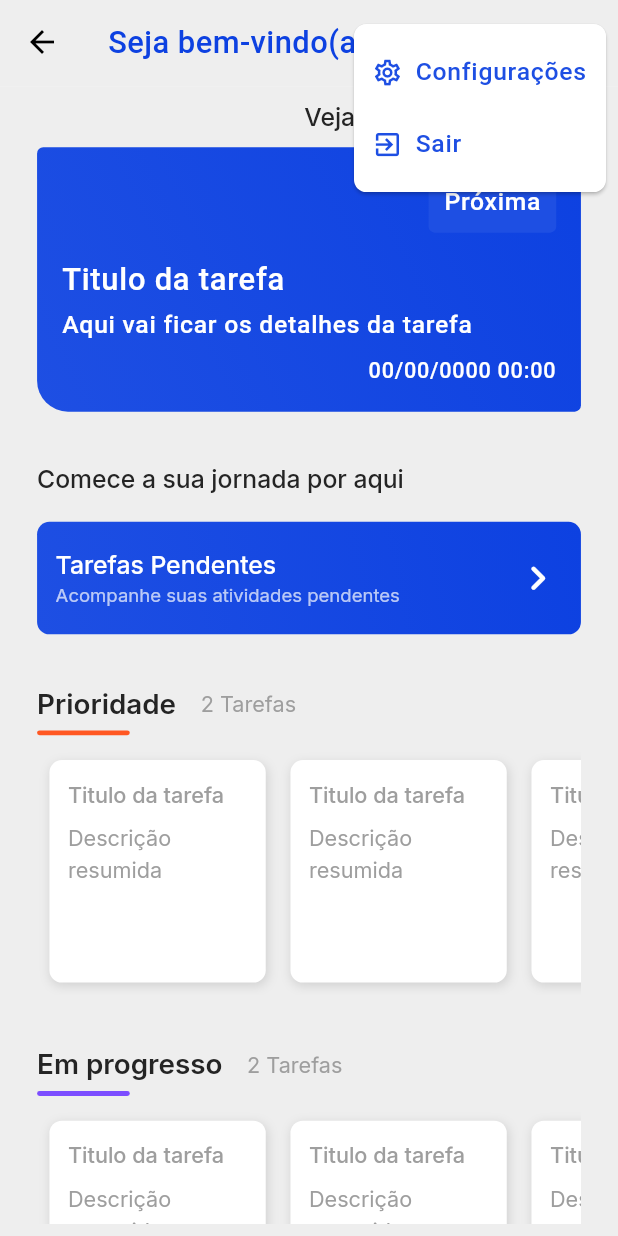
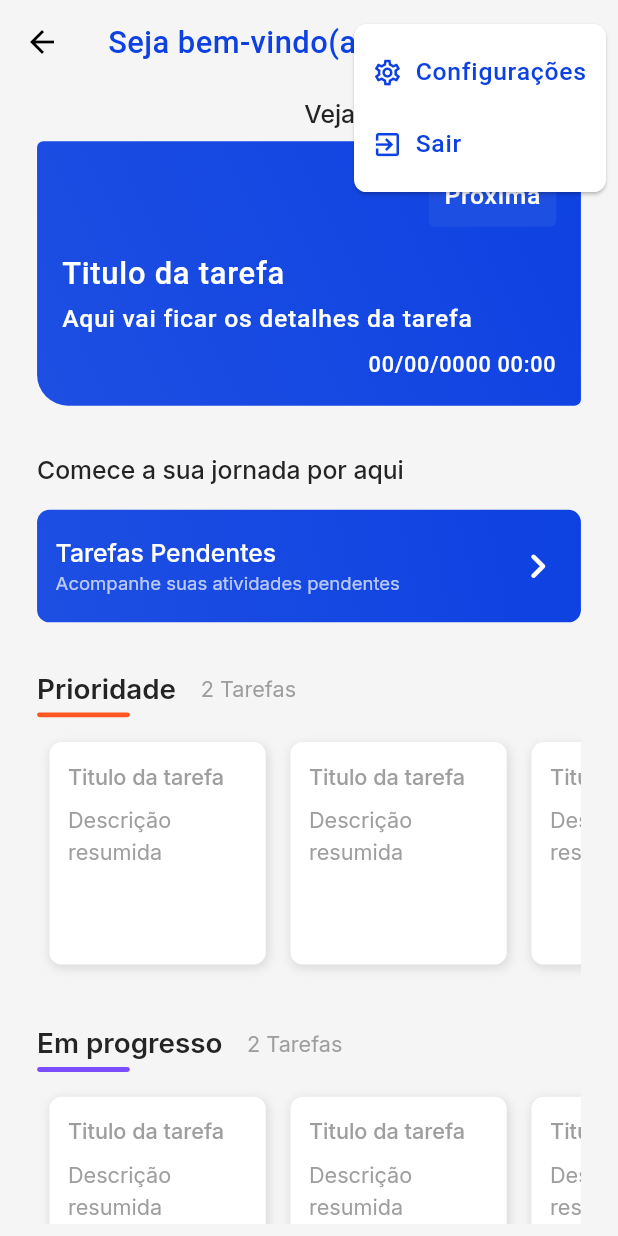
Before and after one commit to Thiago2807/TodoList, a Flutter app: the DefaultScreen screen opened by its route, after a tap on the "more vert" icon, on a phone screen of 412 x 824 dp. Run offline on Flutter 3.47's test engine with Material 2 defaults, Android fonts, the phone set to English and light mode, and no system bars; our stand-ins replace dio, email_validator, flutter_bloc, flutter_mobx, flutter_native_splash, flutter_svg and 4 more; accounts and stored records are empty; generated files the repository leaves out were written again; Roboto replaces fonts that are missing (Dosis).

Commit message:
Trabalhando com temas na tela inicial

```diff
--- a/TodoList_App/todolist_app/lib/domain/themes/theme_dark.dart
+++ b/TodoList_App/todolist_app/lib/domain/themes/theme_dark.dart
@@ -7,14 +7,20 @@ ThemeData get customThemeDataDark => ThemeData(
       useMaterial3: true,
       scaffoldBackgroundColor: Color(backgroundDarkScreenColor),
 
+      appBarTheme: AppBarTheme(
+        surfaceTintColor: Color(blackColor),
+        color: Color(backgroundDarkScreenColor),
+      ),
+
       // INICIO: Cores
       primaryColor: const Color(0xff48cae4),
       colorScheme: ThemeData().colorScheme.copyWith(
-          secondary: Colors.white,
-          tertiary: Color(secondaryAlterColor),
-          outline: Colors.white,
-          scrim: Color(blackItemColor),
-          tertiaryContainer: Color(blackItemColor)),
+            secondary: Colors.white,
+            tertiary: Color(secondaryAlterColor),
+            outline: Colors.white,
+            scrim: Color(blackItemColor),
+            tertiaryContainer: Color(blackItemColor),
+          ),
       // FIM: Cores
 
       // INICIO: Input
@@ -52,6 +58,11 @@ ThemeData get customThemeDataDark => ThemeData(
           letterSpacing: .5,
           fontWeight: FontWeight.w500,
         ),
+        titleLarge: FontGoogle.robotoFont(
+          color: Colors.white,
+          letterSpacing: .3,
+          fontWeight: FontWeight.w500,
+        ),
       ),
       // FIM: Text
 
--- a/TodoList_App/todolist_app/lib/domain/themes/theme_light.dart
+++ b/TodoList_App/todolist_app/lib/domain/themes/theme_light.dart
@@ -7,6 +7,11 @@ ThemeData get customThemeDataLight => ThemeData(
       useMaterial3: true,
       scaffoldBackgroundColor: Colors.grey.shade100,
 
+      appBarTheme: AppBarTheme(
+        color: Colors.grey.shade100,
+        surfaceTintColor: Colors.grey.shade100,
+      ),
+
       // INICIO: Cores
       primaryColor: Color(primaryColor),
       colorScheme: ThemeData().colorScheme.copyWith(
@@ -14,10 +19,9 @@ ThemeData get customThemeDataLight => ThemeData(
             tertiary: Color(blackColor),
             outline: Color(blackColor),
             tertiaryContainer: Colors.white,
-            scrim: Colors.white
+            scrim: Colors.white,
           ),
       // FIM: Cores
-
 
       // INICIO: Input
       inputDecorationTheme: InputDecorationTheme(
@@ -54,18 +58,21 @@ ThemeData get customThemeDataLight => ThemeData(
           // Fonte para inputs
           color: Color(blackColor),
         ),
-
         titleMedium: FontGoogle.dosisFont(
           color: Color(secondaryAlterColor),
           letterSpacing: .5,
           fontWeight: FontWeight.w500,
         ),
-
+        titleLarge: FontGoogle.robotoFont(
+          color: Color(secondaryColor),
+          letterSpacing: .3,
+          fontWeight: FontWeight.w500,
+        ),
       ),
       // FIM: Text
 
       iconTheme: IconThemeData(
-          color: Color(secondaryAlterColor),
+        color: Color(secondaryAlterColor),
       ),
 
       progressIndicatorTheme: const ProgressIndicatorThemeData(
--- a/TodoList_App/todolist_app/lib/presentation/screens/default/default_screen.dart
+++ b/TodoList_App/todolist_app/lib/presentation/screens/default/default_screen.dart
@@ -27,6 +27,7 @@ class _HomeScreenState extends State<DefaultScreen> {
   @override
   Widget build(BuildContext context) {
     final Size size = MediaQuery.sizeOf(context);
+    final ThemeData theme = Theme.of(context);
 
     List<Widget> screens = [
       const HomeScreen(),
@@ -43,7 +44,6 @@ class _HomeScreenState extends State<DefaultScreen> {
               return AppBar(
                 elevation: 0,
                 centerTitle: !(state.indexScreen == 0),
-                backgroundColor: Colors.grey.shade200,
                 title: FutureBuilder<UserEntity>(
                   future: _defaultServices.getDataUserAsync(),
                   builder: (context, snapshot) {
@@ -62,11 +62,8 @@ class _HomeScreenState extends State<DefaultScreen> {
                               : "Olá, ${snapshot.data!.name}";
                           return Text(
                             nameUser,
-                            style: FontGoogle.robotoFont(
-                              color: Color(secondaryColor),
-                              letterSpacing: .3,
-                              size: size.width * .05,
-                              fontWeight: FontWeight.w500,
+                            style: theme.textTheme.titleLarge?.copyWith(
+                              fontSize: size.width * .05,
                             ),
                           );
                         }
@@ -76,11 +73,11 @@ class _HomeScreenState extends State<DefaultScreen> {
                 actions: [
                   PopupMenuButton(
                     elevation: 1,
+                    splashRadius: 10,
                     shape: RoundedRectangleBorder(
-                      borderRadius:
-                      BorderRadius.circular(size.width * .02),
+                      borderRadius: BorderRadius.circular(size.width * .02),
                     ),
-                    splashRadius: 10,
+                    color: theme.colorScheme.tertiaryContainer,
                     itemBuilder: (context) {
                       return <PopupMenuItem>[
                         PopupMenuItem(
@@ -88,14 +85,14 @@ class _HomeScreenState extends State<DefaultScreen> {
                             children: [
                               Icon(
                                 size: size.width * .05,
-                                color: Color(secondaryAlterColor),
+                                color: theme.colorScheme.secondary,
                                 Icons.settings_outlined,
                               ),
                               SizedBox(width: size.width * .02),
                               Text(
                                 "Configurações",
                                 style: FontGoogle.dosisFont(
-                                  color: Color(secondaryAlterColor),
+                                  color: theme.colorScheme.secondary,
                                   letterSpacing: .5,
                                   size: size.width * .04,
                                   fontWeight: FontWeight.w500,
@@ -111,14 +108,14 @@ class _HomeScreenState extends State<DefaultScreen> {
                             children: [
                               Icon(
                                 size: size.width * .05,
-                                color: Color(secondaryAlterColor),
+                                color: theme.colorScheme.secondary,
                                 Icons.exit_to_app_outlined,
                               ),
                               SizedBox(width: size.width * .02),
                               Text(
                                 "Sair",
                                 style: FontGoogle.dosisFont(
-                                  color: Color(secondaryAlterColor),
+                                  color: theme.colorScheme.secondary,
                                   letterSpacing: .5,
                                   size: size.width * .04,
                                   fontWeight: FontWeight.w500,
@@ -129,13 +126,12 @@ class _HomeScreenState extends State<DefaultScreen> {
                           onTap: () async {
                             showDialog(
                               context: context,
-                              builder: (context) =>
-                              const AlertDialogComponent(
+                              builder: (context) => const AlertDialogComponent(
                                 removeUntil: true,
                                 routeString: "/Splash",
                                 title: "Encerrar Sessão",
                                 content:
-                                "Você está prestes a encerrar a sessão. Tem certeza de que deseja sair do aplicativo agora?",
+                                    "Você está prestes a encerrar a sessão. Tem certeza de que deseja sair do aplicativo agora?",
                               ),
                             );
 
@@ -151,7 +147,7 @@ class _HomeScreenState extends State<DefaultScreen> {
                       ),
                       child: Icon(
                         Icons.more_vert_rounded,
-                        color: Color(secondaryColor),
+                        color: theme.colorScheme.secondary,
                       ),
                     ),
                   )
--- a/TodoList_App/todolist_app/lib/presentation/screens/home/components/card_task.dart
+++ b/TodoList_App/todolist_app/lib/presentation/screens/home/components/card_task.dart
@@ -8,6 +8,7 @@ class CardTaskHomeScreen extends StatelessWidget {
   @override
   Widget build(BuildContext context) {
     final Size size = MediaQuery.sizeOf(context);
+    final ThemeData theme = Theme.of(context);
 
     return Container(
       width: size.width * .35,
@@ -20,7 +21,7 @@ class CardTaskHomeScreen extends StatelessWidget {
         vertical: size.height * .01,
       ),
       decoration: BoxDecoration(
-        color: Colors.white,
+        color: theme.colorScheme.tertiaryContainer,
         borderRadius: BorderRadius.circular(size.width * .02),
         boxShadow: const [
           BoxShadow(
--- a/TodoList_App/todolist_app/lib/presentation/screens/home/components/options.dart
+++ b/TodoList_App/todolist_app/lib/presentation/screens/home/components/options.dart
@@ -1,6 +1,5 @@
 import 'package:flutter/material.dart';
 
-import '../../../colors/colors.dart';
 import '../../../fonts/fonts.dart';
 import 'card_task.dart';
 
@@ -17,6 +16,7 @@ class OptionsHomeScreen extends StatelessWidget {
   @override
   Widget build(BuildContext context) {
     final Size size = MediaQuery.sizeOf(context);
+    final ThemeData theme = Theme.of(context);
 
     return Column(
       crossAxisAlignment: CrossAxisAlignment.stretch,
@@ -27,9 +27,8 @@ class OptionsHomeScreen extends StatelessWidget {
           children: [
             Text(
               title,
-              style: FontGoogle.interFont(
-                color: Color(blackColor),
-                size: size.width * .045,
+              style: theme.textTheme.displaySmall?.copyWith(
+                fontSize: size.width * .045,
                 fontWeight: FontWeight.w600,
               ),
             ),
--- a/TodoList_App/todolist_app/lib/presentation/screens/home/home_screen.dart
+++ b/TodoList_App/todolist_app/lib/presentation/screens/home/home_screen.dart
@@ -12,9 +12,9 @@ class HomeScreen extends StatelessWidget {
   @override
   Widget build(BuildContext context) {
     final Size size = MediaQuery.sizeOf(context);
+    final ThemeData theme = Theme.of(context);
 
     return Scaffold(
-      backgroundColor: Colors.grey.shade200,
       body: Container(
         padding: EdgeInsets.symmetric(
           vertical: size.height * .01,
@@ -31,9 +31,8 @@ class HomeScreen extends StatelessWidget {
                 alignment: Alignment.topRight,
                 child: Text(
                   "Veja sua próxima tarefa",
-                  style: FontGoogle.interFont(
-                    color: Color(blackColor),
-                    size: size.width * .04,
+                  style: theme.textTheme.displaySmall?.copyWith(
+                    fontSize: size.width * .04,
                     fontWeight: FontWeight.w500,
                   ),
                 ),
@@ -45,9 +44,8 @@ class HomeScreen extends StatelessWidget {
                 alignment: Alignment.topLeft,
                 child: Text(
                   "Comece a sua jornada por aqui",
-                  style: FontGoogle.interFont(
-                    color: Color(blackColor),
-                    size: size.width * .04,
+                  style: theme.textTheme.displaySmall?.copyWith(
+                    fontSize: size.width * .04,
                     fontWeight: FontWeight.w500,
                   ),
                 ),
--- a/TodoList_App/todolist_app/lib/presentation/screens/list_tasks/list_tasks_screen.dart
+++ b/TodoList_App/todolist_app/lib/presentation/screens/list_tasks/list_tasks_screen.dart
@@ -20,6 +20,7 @@ class _ListTaskScreenState extends State<ListTaskScreen>
     with SingleTickerProviderStateMixin {
   late AnimationController _animationController;
   final ITodoServices _todoServices = GetIt.instance<ITodoServices>();
+
 
   @override
   void initState() {
```
